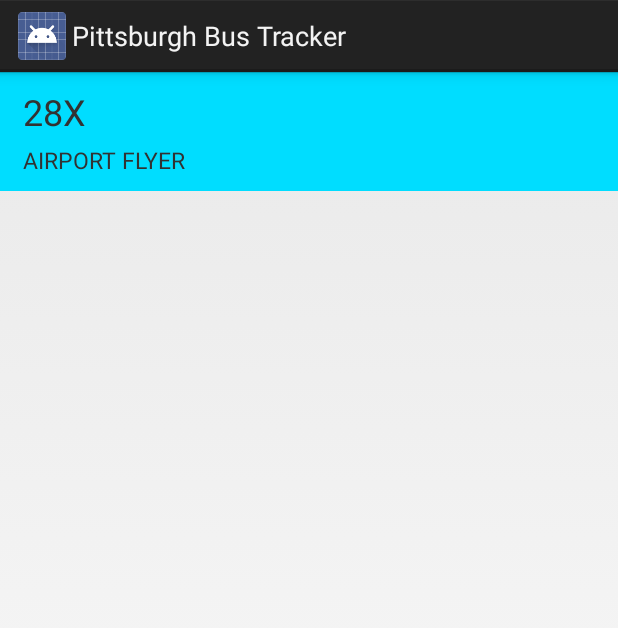
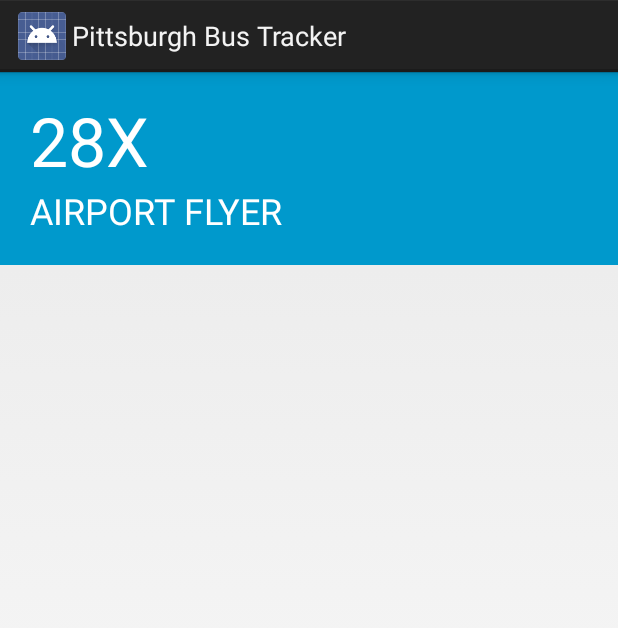
Before and after one commit to avp/pgh-bus-track, an Android app: the layout list_element_route.xml on its own in the app's theme, with its tools: preview values and no code run, on a phone screen of 412 x 824 dp. Shown: the top 628 px of the screen. Run offline under Robolectric (Android 15) with nearby library versions, the phone set to English and light mode, and no system bars; network calls fail.

Commit message:
Improve route list styles.

```diff
--- a/app/src/main/res/layout/fragment_routedisplay.xml
+++ b/app/src/main/res/layout/fragment_routedisplay.xml
@@ -10,6 +10,7 @@
     android:id="@+id/route_display_heading"
     android:layout_width="fill_parent"
     android:layout_height="wrap_content"
+    android:background="@android:color/holo_blue_dark"
     android:orientation="vertical">
 
     <TextView
@@ -19,6 +20,7 @@
       android:layout_gravity="center_horizontal"
       android:gravity="center"
       android:textSize="55sp"
+      android:textColor="@android:color/white"
       android:paddingTop="10dp"
       android:paddingBottom="10dp"
       android:layout_marginTop="20dp"
@@ -31,6 +33,7 @@
       android:layout_gravity="center_horizontal"
       android:gravity="center"
       android:textSize="25sp"
+      android:textColor="@android:color/white"
       android:paddingTop="0dp"
       android:paddingBottom="10dp"
       android:layout_marginBottom="20dp"
--- a/app/src/main/res/layout/fragment_routelist.xml
+++ b/app/src/main/res/layout/fragment_routelist.xml
@@ -9,8 +9,8 @@
     android:id="@id/android:list"
     android:layout_width="fill_parent"
     android:layout_height="0dp"
-    android:divider="@null"
-    android:dividerHeight="0dp"
+    android:divider="@android:color/black"
+    android:dividerHeight="0.2dp"
     android:background="@android:color/white"
     android:layout_weight="1"
     android:drawSelectorOnTop="false" />
--- a/app/src/main/res/layout/list_element_route.xml
+++ b/app/src/main/res/layout/list_element_route.xml
@@ -3,29 +3,28 @@
   xmlns:tools="http://schemas.android.com/tools"
   android:id="@+id/route_list_layout"
   android:orientation="vertical"
-  android:background="@android:color/holo_blue_bright"
+  android:background="@android:color/holo_blue_dark"
   android:layout_width="fill_parent"
-  android:layout_height="wrap_content">
+  android:layout_height="wrap_content"
+  android:paddingTop="15dp"
+  android:paddingLeft="20dp"
+  android:paddingBottom="20dp" >
 
   <TextView
     android:id="@+id/tv_route_id"
     android:layout_width="match_parent"
     android:layout_height="wrap_content"
     android:background="@android:color/transparent"
-    android:paddingLeft="15dp"
-    android:paddingBottom="0dp"
-    android:textSize="24sp"
-    tools:text="28X"
-    android:paddingTop="10dp" />
+    android:textSize="45sp"
+    android:textColor="@android:color/white"
+    tools:text="28X"/>
 
   <TextView
     android:id="@+id/tv_route_name"
     android:layout_width="match_parent"
     android:layout_height="wrap_content"
     android:background="@android:color/transparent"
-    android:paddingTop="5dp"
-    android:paddingLeft="15dp"
-    android:paddingBottom="10dp"
-    android:textSize="15sp"
+    android:textSize="24sp"
+    android:textColor="@android:color/white"
     tools:text="AIRPORT FLYER" />
 </LinearLayout>
```
Also changed, not shown: app/src/main/java/com/avp42/pghbustrack/models/route/Route.java (+10 -0 lines), app/src/main/java/com/avp42/pghbustrack/util/Util.java (+7 -0 lines), app/src/main/java/com/avp42/pghbustrack/view/route/RouteDisplayFragment.java (+1 -8 lines), app/src/main/java/com/avp42/pghbustrack/view/routes/RouteArrayAdapter.java (+6 -9 lines), app/src/main/java/com/avp42/pghbustrack/view/routes/RouteListFragment.java (+5 -9 lines).
